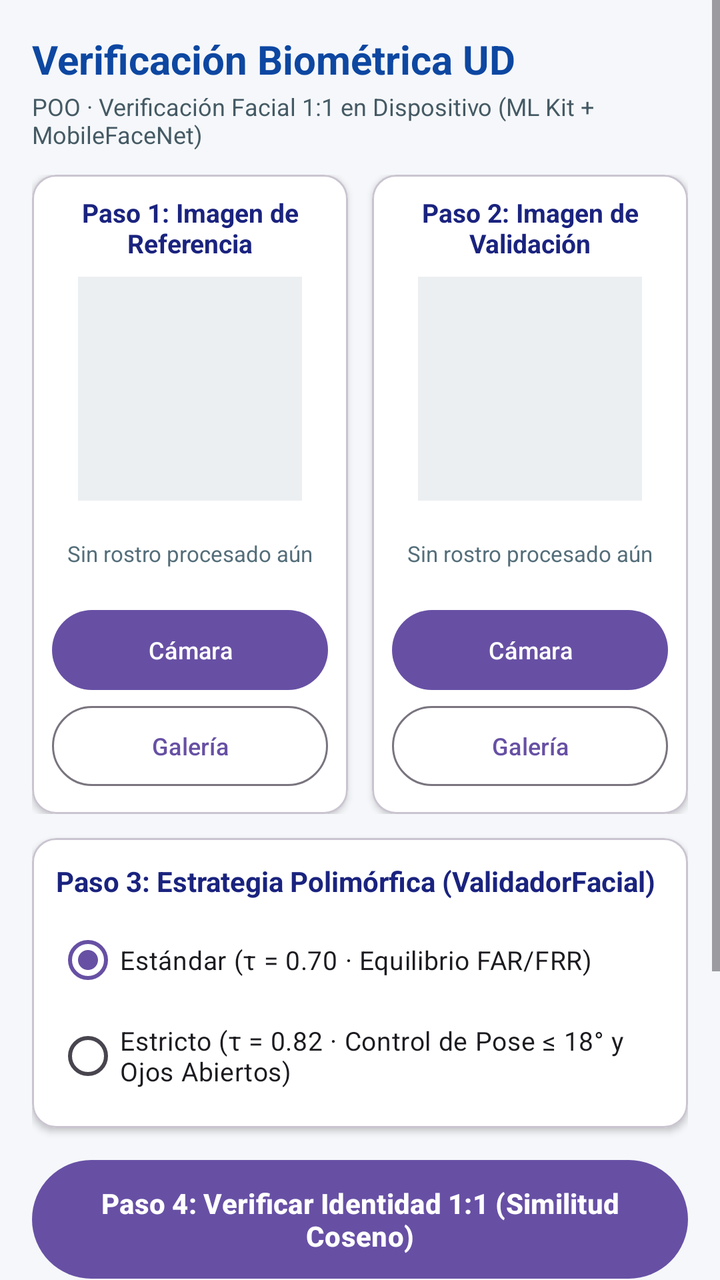
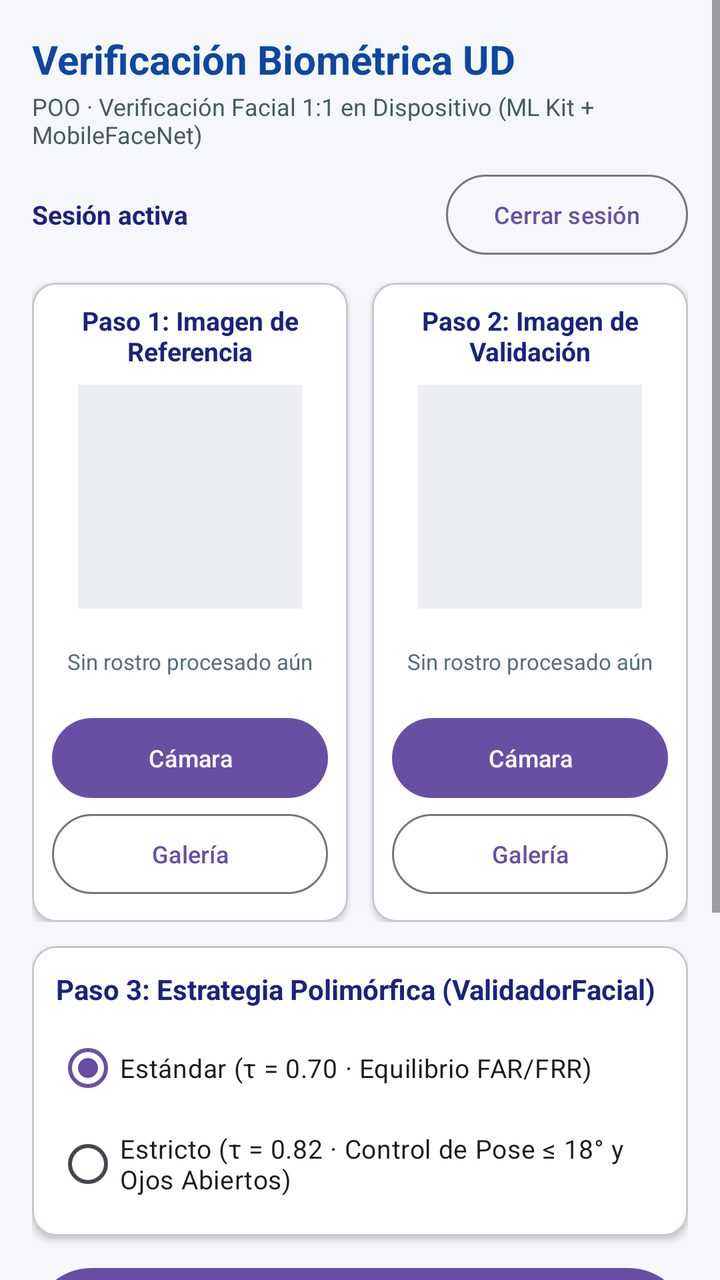

An Android layout rendered at two revisions. The XML below is the earlier revision; the diff shows what the commit changed to produce the second picture.
<!-- AndroidManifest.xml: application theme Theme.ReconocimientoFacial -->
<!-- res/layout/activity_main.xml -->
<?xml version="1.0" encoding="utf-8"?>
<ScrollView xmlns:android="http://schemas.android.com/apk/res/android"
    xmlns:app="http://schemas.android.com/apk/res-auto"
    xmlns:tools="http://schemas.android.com/tools"
    android:id="@+id/main"
    android:layout_width="match_parent"
    android:layout_height="match_parent"
    android:background="#F5F7FA"
    android:fillViewport="true"
    tools:context=".MainActivity">

    <LinearLayout
        android:layout_width="match_parent"
        android:layout_height="wrap_content"
        android:orientation="vertical"
        android:padding="16dp">

        
        <TextView
            android:layout_width="match_parent"
            android:layout_height="wrap_content"
            android:text="@string/app_name"
            android:textColor="#0D47A1"
            android:textSize="20sp"
            android:textStyle="bold" />

        <TextView
            android:layout_width="match_parent"
            android:layout_height="wrap_content"
            android:layout_marginTop="2dp"
            android:layout_marginBottom="12dp"
            android:text="@string/subtitulo_curso"
            android:textColor="#455A64"
            android:textSize="12sp" />

        <TextView
            android:id="@+id/txtEstadoProgreso"
            android:layout_width="match_parent"
            android:layout_height="wrap_content"
            android:layout_marginBottom="8dp"
            android:background="#E3F2FD"
            android:padding="8dp"
            android:textColor="#0D47A1"
            android:textSize="13sp"
            android:visibility="gone" />

        
        <LinearLayout
            android:layout_width="match_parent"
            android:layout_height="wrap_content"
            android:baselineAligned="false"
            android:orientation="horizontal"
            android:weightSum="2">

            
            <com.google.android.material.card.MaterialCardView
                android:layout_width="0dp"
                android:layout_height="wrap_content"
                android:layout_marginEnd="6dp"
                android:layout_weight="1"
                app:cardBackgroundColor="#FFFFFF"
                app:cardCornerRadius="12dp"
                app:cardElevation="2dp">

                <LinearLayout
                    android:layout_width="match_parent"
                    android:layout_height="wrap_content"
                    android:gravity="center_horizontal"
                    android:orientation="vertical"
                    android:padding="10dp">

                    <TextView
                        android:layout_width="match_parent"
                        android:layout_height="wrap_content"
                        android:gravity="center"
                        android:text="@string/titulo_referencia"
                        android:textColor="#1A237E"
                        android:textSize="13sp"
                        android:textStyle="bold" />

                    <ImageView
                        android:id="@+id/imgRostroReferencia"
                        android:layout_width="112dp"
                        android:layout_height="112dp"
                        android:layout_marginTop="8dp"
                        android:background="#ECEFF1"
                        android:contentDescription="@string/titulo_referencia"
                        android:scaleType="centerCrop" />

                    <TextView
                        android:id="@+id/txtMetaReferencia"
                        android:layout_width="match_parent"
                        android:layout_height="wrap_content"
                        android:layout_marginTop="6dp"
                        android:gravity="center"
                        android:minLines="3"
                        android:text="@string/sin_captura"
                        android:textColor="#546E7A"
                        android:textSize="11sp" />

                    <Button
                        android:id="@+id/btnCamaraReferencia"
                        android:layout_width="match_parent"
                        android:layout_height="wrap_content"
                        android:layout_marginTop="4dp"
                        android:text="@string/btn_camara"
                        android:textSize="12sp" />

                    <Button
                        android:id="@+id/btnGaleriaReferencia"
                        style="?attr/materialButtonOutlinedStyle"
                        android:layout_width="match_parent"
                        android:layout_height="wrap_content"
                        android:text="@string/btn_galeria"
                        android:textSize="12sp" />
                </LinearLayout>
            </com.google.android.material.card.MaterialCardView>

            
            <com.google.android.material.card.MaterialCardView
                android:layout_width="0dp"
                android:layout_height="wrap_content"
                android:layout_marginStart="6dp"
                android:layout_weight="1"
                app:cardBackgroundColor="#FFFFFF"
                app:cardCornerRadius="12dp"
                app:cardElevation="2dp">

                <LinearLayout
                    android:layout_width="match_parent"
                    android:layout_height="wrap_content"
                    android:gravity="center_horizontal"
                    android:orientation="vertical"
                    android:padding="10dp">

                    <TextView
                        android:layout_width="match_parent"
                        android:layout_height="wrap_content"
                        android:gravity="center"
                        android:text="@string/titulo_validacion"
                        android:textColor="#1A237E"
                        android:textSize="13sp"
                        android:textStyle="bold" />

                    <ImageView
                        android:id="@+id/imgRostroValidacion"
                        android:layout_width="112dp"
                        android:layout_height="112dp"
                        android:layout_marginTop="8dp"
                        android:background="#ECEFF1"
                        android:contentDescription="@string/titulo_validacion"
                        android:scaleType="centerCrop" />

                    <TextView
                        android:id="@+id/txtMetaValidacion"
                        android:layout_width="match_parent"
                        android:layout_height="wrap_content"
                        android:layout_marginTop="6dp"
                        android:gravity="center"
                        android:minLines="3"
                        android:text="@string/sin_captura"
                        android:textColor="#546E7A"
                        android:textSize="11sp" />

                    <Button
                        android:id="@+id/btnCamaraValidacion"
                        android:layout_width="match_parent"
                        android:layout_height="wrap_content"
                        android:layout_marginTop="4dp"
                        android:text="@string/btn_camara"
                        android:textSize="12sp" />

                    <Button
                        android:id="@+id/btnGaleriaValidacion"
                        style="?attr/materialButtonOutlinedStyle"
                        android:layout_width="match_parent"
                        android:layout_height="wrap_content"
                        android:text="@string/btn_galeria"
                        android:textSize="12sp" />
                </LinearLayout>
            </com.google.android.material.card.MaterialCardView>
        </LinearLayout>

        
        <com.google.android.material.card.MaterialCardView
            android:layout_width="match_parent"
            android:layout_height="wrap_content"
            android:layout_marginTop="12dp"
            app:cardBackgroundColor="#FFFFFF"
            app:cardCornerRadius="12dp"
            app:cardElevation="2dp">

            <LinearLayout
                android:layout_width="match_parent"
                android:layout_height="wrap_content"
                android:orientation="vertical"
                android:padding="12dp">

                <TextView
                    android:layout_width="match_parent"
                    android:layout_height="wrap_content"
                    android:text="@string/titulo_validador"
                    android:textColor="#1A237E"
                    android:textSize="14sp"
                    android:textStyle="bold" />

                <RadioGroup
                    android:id="@+id/radioGroupValidador"
                    android:layout_width="match_parent"
                    android:layout_height="wrap_content"
                    android:layout_marginTop="6dp">

                    <RadioButton
                        android:id="@+id/radioValidadorEstandar"
                        android:layout_width="match_parent"
                        android:layout_height="wrap_content"
                        android:checked="true"
                        android:text="@string/modo_estandar"
                        android:textSize="13sp" />

                    <RadioButton
                        android:id="@+id/radioValidadorEstricto"
                        android:layout_width="match_parent"
                        android:layout_height="wrap_content"
                        android:text="@string/modo_estricto"
                        android:textSize="13sp" />
                </RadioGroup>
            </LinearLayout>
        </com.google.android.material.card.MaterialCardView>

        
        <Button
            android:id="@+id/btnVerificarIdentidad"
            android:layout_width="match_parent"
            android:layout_height="wrap_content"
            android:layout_marginTop="12dp"
            android:paddingVertical="12dp"
            android:text="@string/btn_verificar"
            android:textSize="14sp"
            android:textStyle="bold" />

        
        <com.google.android.material.card.MaterialCardView
            android:id="@+id/cardResultado"
            android:layout_width="match_parent"
            android:layout_height="wrap_content"
            android:layout_marginTop="12dp"
            app:cardBackgroundColor="#FFFFFF"
            app:cardCornerRadius="12dp"
            app:cardElevation="2dp">

            <LinearLayout
                android:layout_width="match_parent"
                android:layout_height="wrap_content"
                android:orientation="vertical"
                android:padding="14dp">

                <TextView
                    android:layout_width="match_parent"
                    android:layout_height="wrap_content"
                    android:text="@string/titulo_resultado"
                    android:textColor="#1A237E"
                    android:textSize="14sp"
                    android:textStyle="bold" />

                <TextView
                    android:id="@+id/txtVeredictoPrincipal"
                    android:layout_width="match_parent"
                    android:layout_height="wrap_content"
                    android:layout_marginTop="6dp"
                    android:text="@string/resultado_pendiente"
                    android:textColor="#37474F"
                    android:textSize="16sp"
                    android:textStyle="bold" />

                <TextView
                    android:id="@+id/txtDetalleMetricas"
                    android:layout_width="match_parent"
                    android:layout_height="wrap_content"
                    android:layout_marginTop="4dp"
                    android:textColor="#455A64"
                    android:textSize="12sp" />

                <Button
                    android:id="@+id/btnVerHistorial"
                    style="?attr/materialButtonOutlinedStyle"
                    android:layout_width="match_parent"
                    android:layout_height="wrap_content"
                    android:layout_marginTop="10dp"
                    android:text="@string/btn_historial"
                    android:textSize="12sp" />
            </LinearLayout>
        </com.google.android.material.card.MaterialCardView>
    </LinearLayout>
</ScrollView>
<!-- resources referenced by this layout -->
<resources>
  <string name="app_name">Verificación Biométrica UD</string>
  <string name="btn_camara">Cámara</string>
  <string name="btn_galeria">Galería</string>
  <string name="btn_historial">Ver Historial (Archivo CSV)</string>
  <string name="btn_verificar">Paso 4: Verificar Identidad 1:1 (Similitud Coseno)</string>
  <string name="modo_estandar">Estándar (τ = 0.70 · Equilibrio FAR/FRR)</string>
  <string name="modo_estricto">Estricto (τ = 0.82 · Control de Pose ≤ 18° y Ojos Abiertos)</string>
  <string name="resultado_pendiente">Capture ambas muestras y presione Verificar Identidad.</string>
  <string name="sin_captura">Sin rostro procesado aún</string>
  <string name="subtitulo_curso">POO · Verificación Facial 1:1 en Dispositivo (ML Kit + MobileFaceNet)</string>
  <string name="titulo_referencia">Paso 1: Imagen de Referencia</string>
  <string name="titulo_resultado">Resultado de la Verificación Biométrica</string>
  <string name="titulo_validacion">Paso 2: Imagen de Validación</string>
  <string name="titulo_validador">Paso 3: Estrategia Polimórfica (ValidadorFacial)</string>
  <style name="Theme.ReconocimientoFacial" parent="Base.Theme.ReconocimientoFacial" />
  <style name="Base.Theme.ReconocimientoFacial" parent="Theme.Material3.DayNight.NoActionBar">
          
          
      </style>
</resources>

<!-- the commit's change to res/layout/activity_main.xml (unified diff, before → after) -->
@@ -28,10 +28,36 @@
             android:layout_width="match_parent"
             android:layout_height="wrap_content"
             android:layout_marginTop="2dp"
-            android:layout_marginBottom="12dp"
+            android:layout_marginBottom="8dp"
             android:text="@string/subtitulo_curso"
             android:textColor="#455A64"
             android:textSize="12sp" />
+
+        <LinearLayout
+            android:layout_width="match_parent"
+            android:layout_height="wrap_content"
+            android:layout_marginBottom="10dp"
+            android:gravity="center_vertical"
+            android:orientation="horizontal">
+
+            <TextView
+                android:id="@+id/txtUsuarioSesion"
+                android:layout_width="0dp"
+                android:layout_height="wrap_content"
+                android:layout_weight="1"
+                android:text="Sesión activa"
+                android:textColor="#1A237E"
+                android:textSize="13sp"
+                android:textStyle="bold" />
+
+            <Button
+                android:id="@+id/btnCerrarSesion"
+                style="?attr/materialButtonOutlinedStyle"
+                android:layout_width="wrap_content"
+                android:layout_height="wrap_content"
+                android:text="Cerrar sesión"
+                android:textSize="12sp" />
+        </LinearLayout>
 
         <TextView
             android:id="@+id/txtEstadoProgreso"
